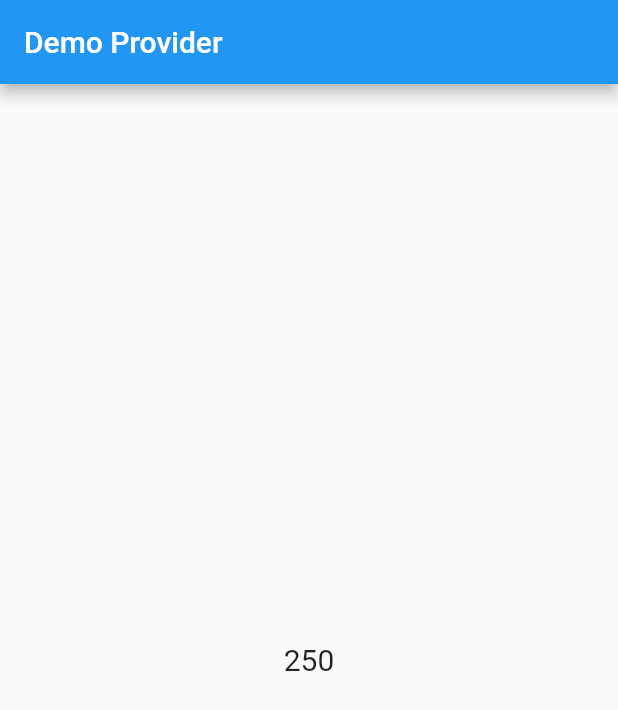
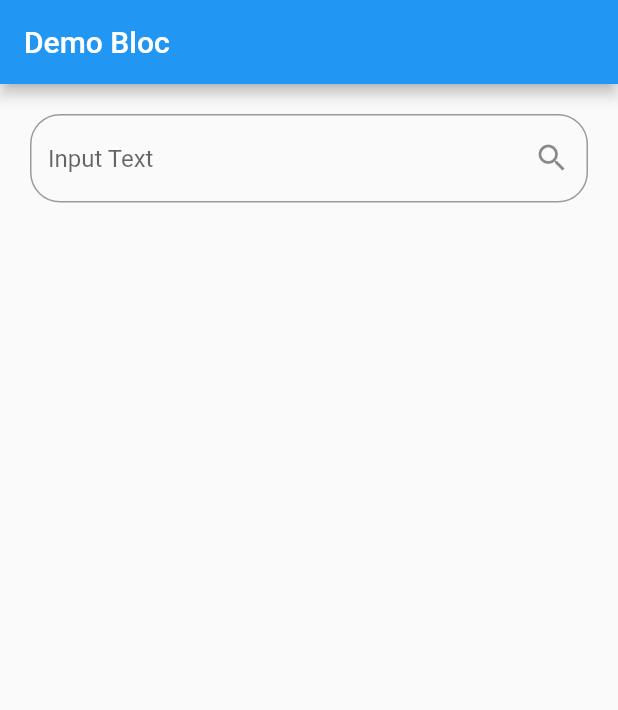
Before and after one commit to huubao2309/demo_bloc_provider, a Flutter app: the screen it shows after launch, on a phone screen of 412 x 824 dp. Shown: the top 710 px of the screen. Run offline on Flutter 3.47's test engine with Material 2 defaults, Android fonts, the phone set to English and light mode, and no system bars.

Commit message:
commit for Bloc

```diff
--- /dev/null
+++ b/demo_bloc_provider/lib/bloc/search_bloc.dart
@@ -0,0 +1,52 @@
+import 'dart:async';
+
+class SearchBloc {
+  var dataSearch = [
+    'Android',
+    'iOS',
+    'Java',
+    'CSharp',
+    'PHP',
+    'Flutter',
+    'Nodejs',
+    'Ruby',
+    'Kotlin',
+    'Ruby',
+    'Swift',
+    'Golang',
+    'Python'
+  ];
+
+  StreamController<List<String>> searchController =
+      StreamController<List<String>>();
+
+  search(String query) {
+    if (query.isEmpty) {
+      searchController.sink.add(dataSearch);
+      return;
+    }
+
+    _filter(query).then((result) {
+      // push value to Stream
+      searchController.sink.add(result);
+    });
+  }
+
+  Future<List<String>> _filter(String query) {
+    var competer = Completer<List<String>>();
+    List<String> result = [];
+
+    dataSearch.forEach((value) {
+      if (value.contains(query)) {
+        result.add(value);
+      }
+    });
+
+    competer.complete(result);
+    return competer.future;
+  }
+
+  dispose() {
+    searchController.close();
+  }
+}
--- /dev/null
+++ b/demo_bloc_provider/lib/bloc/search_box.dart
@@ -0,0 +1,47 @@
+import 'package:demo_bloc_provider/bloc/search_bloc.dart';
+import 'package:flutter/material.dart';
+
+class SearchBox extends StatefulWidget {
+  final SearchBloc bloc;
+  SearchBox({SearchBloc bloc}) : this.bloc = bloc;
+
+  @override
+  _SearchBoxState createState() => _SearchBoxState();
+}
+
+class _SearchBoxState extends State<SearchBox> {
+  final searchController = TextEditingController();
+
+  @override
+  void initState() {
+    super.initState();
+
+    searchController.addListener(() {
+      widget.bloc.search(searchController.text);
+    });
+  }
+
+  @override
+  void dispose() {
+    super.dispose();
+    searchController.dispose();
+  }
+
+  @override
+  Widget build(BuildContext context) {
+    return Container(
+      child: TextFormField(
+        controller: searchController,
+        decoration: InputDecoration(
+          suffixIcon: Icon(
+            Icons.search,
+          ),
+          hintText: 'Input Text',
+          border: OutlineInputBorder(
+            borderRadius: BorderRadius.circular(20),
+          ),
+        ),
+      ),
+    );
+  }
+}
--- /dev/null
+++ b/demo_bloc_provider/lib/bloc/search_list_result.dart
@@ -0,0 +1,40 @@
+import 'package:demo_bloc_provider/bloc/search_bloc.dart';
+import 'package:flutter/material.dart';
+
+class ResultSearch extends StatefulWidget {
+  final SearchBloc bloc;
+  ResultSearch({SearchBloc bloc}) : this.bloc = bloc;
+  @override
+  _ResultSearchState createState() => _ResultSearchState();
+}
+
+class _ResultSearchState extends State<ResultSearch> {
+  @override
+  Widget build(BuildContext context) {
+    return Container(
+      child: StreamBuilder<List<String>>(
+          initialData: [],
+          stream: widget.bloc.searchController.stream,
+          builder: (context, snapshot) {
+            return ListView.builder(
+                itemCount: snapshot.data.length,
+                itemBuilder: (context, index) {
+                  return _buildRow(snapshot.data[index]);
+                });
+          }),
+    );
+  }
+
+  Widget _buildRow(String data) {
+    return Container(
+      padding: EdgeInsets.all(10),
+      child: Text(
+        data,
+        style: TextStyle(
+          fontSize: 18,
+          color: Colors.black,
+        ),
+      ),
+    );
+  }
+}
--- /dev/null
+++ b/demo_bloc_provider/lib/bloc/search_view.dart
@@ -0,0 +1,27 @@
+import 'package:demo_bloc_provider/bloc/search_bloc.dart';
+import 'package:demo_bloc_provider/bloc/search_box.dart';
+import 'package:demo_bloc_provider/bloc/search_list_result.dart';
+import 'package:flutter/material.dart';
+
+class SearchView extends StatelessWidget {
+  final SearchBloc searchBloc = SearchBloc();
+
+  @override
+  Widget build(BuildContext context) {
+    return Container(
+      padding: EdgeInsets.all(20),
+      child: Column(
+        children: <Widget>[
+          SearchBox(
+            bloc: searchBloc,
+          ),
+          Expanded(
+            child: ResultSearch(
+              bloc: searchBloc,
+            ),
+          )
+        ],
+      ),
+    );
+  }
+}
--- a/demo_bloc_provider/lib/main.dart
+++ b/demo_bloc_provider/lib/main.dart
@@ -1,3 +1,4 @@
+import 'package:demo_bloc_provider/bloc/search_view.dart';
 import 'package:demo_bloc_provider/provider/basic.dart';
 import 'package:demo_bloc_provider/provider/demo_change_notifier.dart';
 import 'package:demo_bloc_provider/provider/demo_future_provider.dart';
@@ -8,11 +9,10 @@ import 'package:demo_bloc_provider/provider/demo_value_listenable_provider.dart'
 import 'package:flutter/material.dart';
 
 // Reference: https://www.youtube.com/watch?v=TyMerwKXm30
-void main() {
-  runApp(MyApp());
-}
+void main() => runApp(DemoBloc());
 
-class MyApp extends StatelessWidget {
+/// Demo Provider
+class DemoProvider extends StatelessWidget {
   // This widget is the root of your application.
   @override
   Widget build(BuildContext context) {
@@ -30,3 +30,22 @@ class MyApp extends StatelessWidget {
     );
   }
 }
+
+/// Demo Bloc
+class DemoBloc extends StatelessWidget {
+  @override
+  Widget build(BuildContext context) {
+    return MaterialApp(
+      title: 'Flutter Demo',
+      theme: ThemeData(
+        primarySwatch: Colors.blue,
+      ),
+      home: Scaffold(
+        appBar: AppBar(
+          title: Text("Demo Bloc"),
+        ),
+        body: SearchView(),
+      ),
+    );
+  }
+}
--- a/demo_bloc_provider/pubspec.yaml
+++ b/demo_bloc_provider/pubspec.yaml
@@ -29,29 +29,23 @@ dev_dependencies:
   flutter_test:
     sdk: flutter
 
-
 # For information on the generic Dart part of this file, see the
 # following page: https://dart.dev/tools/pub/pubspec
 
 # The following section is specific to Flutter.
 flutter:
-
   # The following line ensures that the Material Icons font is
   # included with your application, so that you can use the icons in
   # the material Icons class.
   uses-material-design: true
-
   # To add assets to your application, add an assets section, like this:
   # assets:
   #  - images/a_dot_burr.jpeg
   #  - images/a_dot_ham.jpeg
-
   # An image asset can refer to one or more resolution-specific "variants", see
   # https://flutter.dev/assets-and-images/#resolution-aware.
-
   # For details regarding adding assets from package dependencies, see
   # https://flutter.dev/assets-and-images/#from-packages
-
   # To add custom fonts to your application, add a fonts section here,
   # in this "flutter" section. Each entry in this list should have a
   # "family" key with the font family name, and a "fonts" key with a
```
Also changed, not shown: images/bloc_diagram.png (added).
